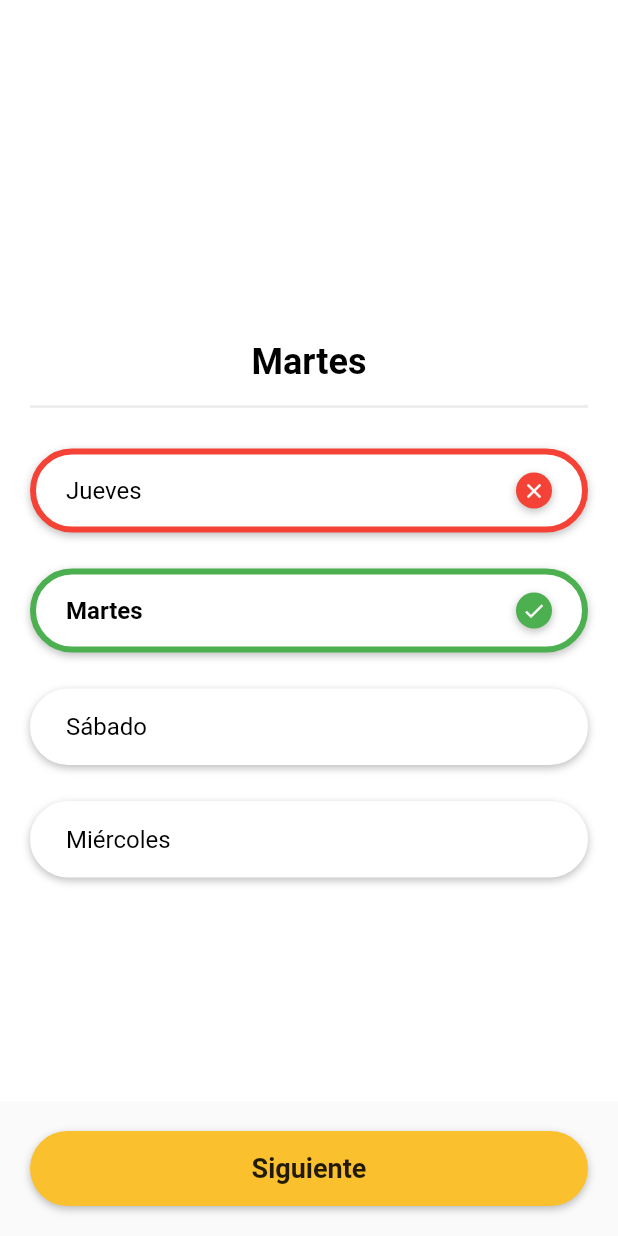
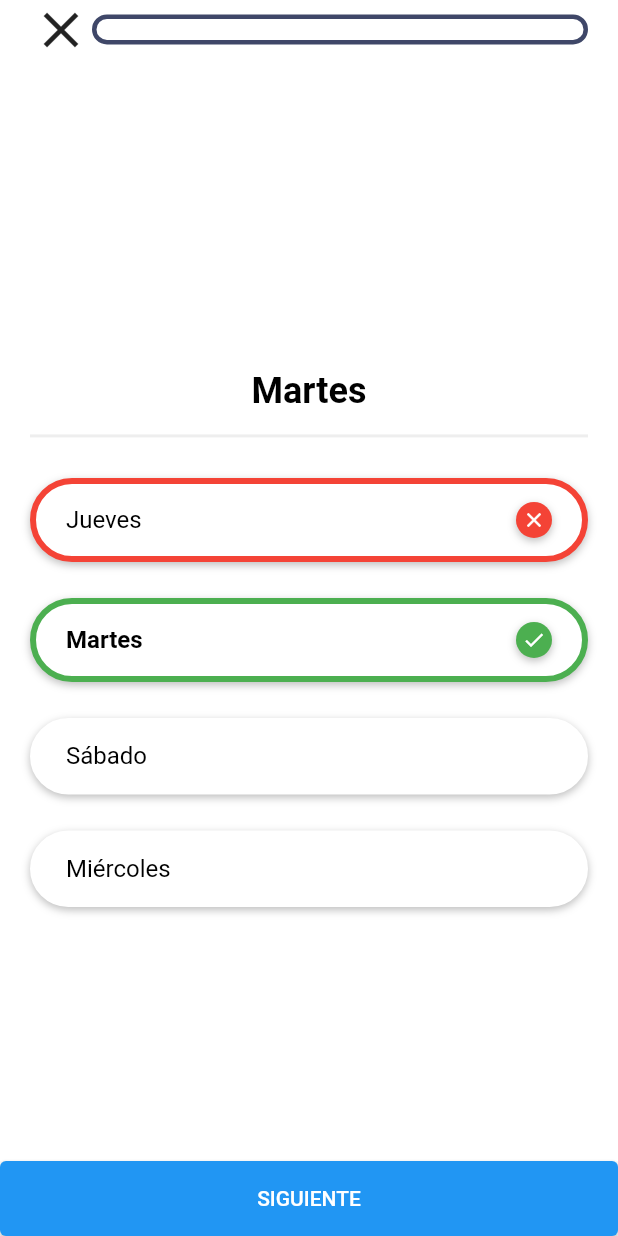
Before and after one commit to einjunge99/sign-laguage-learning, a Flutter app: the QuizPage screen opened by its route, after a tap on "Jueves", on a phone screen of 412 x 824 dp. Run offline on Flutter 3.47's test engine with Material 2 defaults, Android fonts, the phone set to English and light mode, and no system bars; our stand-ins replace cloud_firestore, dio, equatable, firebase_auth, firebase_core, flutter_hooks and 8 more; missing offline and left inert: riverpod_messages; accounts and stored records are empty; network calls fail.

Commit message:
Unify providers into question provider

```diff
--- a/lib/controllers/quiz/state.dart
+++ b/lib/controllers/quiz/state.dart
@@ -5,7 +5,10 @@ enum QuizStatus { initial, correct, incorrect, complete }
 class QuizState extends Equatable {
   final String selectedAnswer;
   final QuizStatus status;
+  final int questionCounter;
+  final int? recognitionResult;
   //TODO: Agregar historial de respuestas
+  //TODO: Agregar retroalimentación de error de API
 
   bool get answered =>
       status == QuizStatus.incorrect || status == QuizStatus.correct;
@@ -13,25 +16,33 @@ class QuizState extends Equatable {
   const QuizState({
     required this.selectedAnswer,
     required this.status,
+    required this.questionCounter,
+    required this.recognitionResult,
   });
 
   factory QuizState.initial() {
     return const QuizState(
       selectedAnswer: '',
       status: QuizStatus.initial,
+      questionCounter: 0,
+      recognitionResult: null,
     );
   }
 
   @override
-  List<Object?> get props => [selectedAnswer, status];
+  List<Object?> get props => [selectedAnswer, status, questionCounter];
 
   QuizState copyWith({
     String? selectedAnswer,
     QuizStatus? status,
+    int? questionCounter,
+    int? recognitionResult,
   }) {
     return QuizState(
       selectedAnswer: selectedAnswer ?? this.selectedAnswer,
       status: status ?? this.status,
+      questionCounter: questionCounter ?? this.questionCounter,
+      recognitionResult: recognitionResult,
     );
   }
 }
--- a/lib/helpers/dependency_injection.dart
+++ b/lib/helpers/dependency_injection.dart
@@ -10,7 +10,7 @@ abstract class DependencyInjection {
   static void initialize() {
     final GoogleSignIn googleSignIn = GoogleSignIn();
     final Dio dio = Dio(BaseOptions(
-      baseUrl: 'http://1e10-190-104-121-180.ngrok.io',
+      baseUrl: 'http://da53-190-104-121-180.ngrok.io',
     ));
     Http http = Http(dio: dio, logsEnabled: true);
 
--- a/lib/pages/quiz_page.dart
+++ b/lib/pages/quiz_page.dart
@@ -20,7 +20,8 @@ class QuizPage extends HookConsumerWidget {
   Widget build(BuildContext context, WidgetRef ref) {
     final quizQuestions = ref.watch(quizQuestionsProvider);
     final pageController = usePageController();
-    return Container(
+    return SafeArea(
+      child: Container(
         height: MediaQuery.of(context).size.height,
         width: MediaQuery.of(context).size.width,
         color: Colors.white,
@@ -38,25 +39,41 @@ class QuizPage extends HookConsumerWidget {
           bottomSheet: quizQuestions.maybeWhen(
             data: (questions) {
               final quizState = ref.watch(quizControllerProvider);
-            if (!quizState.answered) return const SizedBox.shrink();
+
+              if (!pageController.hasClients) return const SizedBox.shrink();
+
+              if ((pageController.page?.toInt() ?? 0) + 1 < questions.length) {
                 return CustomButton(
-              title: pageController.page!.toInt() + 1 < questions.length
-                  ? "Siguiente"
-                  : "Ver resultados",
-              onTap: () {
+                  title: "SIGUIENTE",
+                  onTap: !quizState.answered
+                      ? null
+                      : () {
                           ref
                               .read(quizControllerProvider.notifier)
-                    .nextQuestion(questions, pageController.page!.toInt());
-                if (pageController.page!.toInt() + 1 < questions.length) {
+                              .nextQuestion(
+                                questions,
+                                pageController.page?.toInt() ?? 0,
+                              );
                           pageController.nextPage(
                             duration: const Duration(milliseconds: 300),
                             curve: Curves.easeIn,
                           );
+                        },
+                );
               }
+
+              return CustomButton(
+                title: "Ver resultados",
+                onTap: () {
+                  ref.read(quizControllerProvider.notifier).nextQuestion(
+                        questions,
+                        pageController.page?.toInt() ?? 0,
+                      );
                 },
               );
             },
             orElse: () => const SizedBox.shrink(),
+          ),
         ),
       ),
     );
--- a/lib/widgets/common/button.dart
+++ b/lib/widgets/common/button.dart
@@ -1,38 +1,23 @@
 import 'package:flutter/material.dart';
-import 'package:sign_language_learning/ui/decoration.dart';
 
 class CustomButton extends StatelessWidget {
   final String title;
-  final VoidCallback onTap;
+  final VoidCallback? onTap;
 
   const CustomButton({
     Key? key,
     required this.title,
-    required this.onTap,
+    this.onTap,
   }) : super(key: key);
 
   @override
   Widget build(BuildContext context) {
-    return GestureDetector(
-      onTap: onTap,
-      child: Container(
-        margin: const EdgeInsets.all(20.0),
-        height: 50.0,
-        width: double.infinity,
-        decoration: BoxDecoration(
-          color: Colors.yellow[700],
-          boxShadow: boxShadow,
-          borderRadius: BorderRadius.circular(25.0),
-        ),
-        alignment: Alignment.center,
-        child: Text(
-          title,
-          style: const TextStyle(
-            fontSize: 18.0,
-            fontWeight: FontWeight.w600,
-          ),
-        ),
+    return ElevatedButton(
+      style: ElevatedButton.styleFrom(
+        minimumSize: const Size(double.infinity, 50),
       ),
+      onPressed: onTap,
+      child: Text(title),
     );
   }
 }
--- a/lib/widgets/progress_bar.dart
+++ b/lib/widgets/progress_bar.dart
@@ -1,6 +1,6 @@
 import 'package:flutter/material.dart';
 import 'package:flutter_riverpod/flutter_riverpod.dart';
-import 'package:sign_language_learning/providers.dart';
+import 'package:sign_language_learning/controllers/quiz/index.dart';
 
 const kDefaultPadding = 20.0;
 const kPrimaryGradient = LinearGradient(
@@ -21,23 +21,19 @@ class ProgressBar extends ConsumerWidget {
 
   @override
   Widget build(BuildContext context, WidgetRef ref) {
-    final counter = ref.watch(newPageProvider);
+    final state = ref.watch(quizControllerProvider);
     return Container(
       width: double.infinity,
-      height: 35,
+      height: 20,
       decoration: BoxDecoration(
-        border: Border.all(color: Color(0xFF3F4768), width: 3),
+        border: Border.all(color: const Color(0xFF3F4768), width: 3),
         borderRadius: BorderRadius.circular(50),
       ),
       child: Stack(
         children: [
-          // LayoutBuilder provide us the available space for the conatiner
-          // constraints.maxWidth needed for our animation
           LayoutBuilder(
             builder: (context, constraints) => Container(
-              // from 0 to 1 it takes 60s
-              // width: constraints.maxWidth * controller.animation.value,
-              width: constraints.maxWidth * counter / totalPages,
+              width: constraints.maxWidth * state.questionCounter / totalPages,
               decoration: BoxDecoration(
                 gradient: kPrimaryGradient,
                 borderRadius: BorderRadius.circular(50),
--- a/lib/widgets/quiz_questions.dart
+++ b/lib/widgets/quiz_questions.dart
@@ -5,6 +5,8 @@ import 'package:sign_language_learning/controllers/quiz/index.dart';
 import 'package:sign_language_learning/controllers/quiz/state.dart';
 import 'package:sign_language_learning/models/question.dart';
 import 'package:sign_language_learning/widgets/answer_card.dart';
+import 'package:sign_language_learning/widgets/exercise_card.dart';
+import 'package:sign_language_learning/widgets/progress_bar.dart';
 
 class QuizQuestions extends HookConsumerWidget {
   final PageController pageController;
@@ -20,7 +22,37 @@ class QuizQuestions extends HookConsumerWidget {
 
   @override
   Widget build(BuildContext context, WidgetRef ref) {
-    return PageView.builder(
+    return Column(
+      children: [
+        Expanded(
+          child: Container(
+            padding: const EdgeInsets.symmetric(horizontal: 20),
+            child: Row(
+              crossAxisAlignment: CrossAxisAlignment.center,
+              children: [
+                Expanded(
+                  child: IconButton(
+                    padding: const EdgeInsets.all(0.0),
+                    onPressed: () {},
+                    icon: const Icon(
+                      Icons.close,
+                      size: 40,
+                    ),
+                  ),
+                ),
+                Expanded(
+                  flex: 8,
+                  child: ProgressBar(
+                    totalPages: questions.length,
+                  ),
+                ),
+              ],
+            ),
+          ),
+        ),
+        Expanded(
+          flex: 20,
+          child: PageView.builder(
             controller: pageController,
             physics: const NeverScrollableScrollPhysics(),
             itemCount: questions.length,
@@ -41,17 +73,6 @@ class QuizQuestions extends HookConsumerWidget {
                         fontWeight: FontWeight.bold,
                       ),
                     ),
-              // Padding(
-              //   padding: const EdgeInsets.fromLTRB(20.0, 16.0, 20.0, 12.0),
-              //   child: Text(
-              //     question.question,
-              //     style: const TextStyle(
-              //       color: Colors.black,
-              //       fontSize: 28.0,
-              //       fontWeight: FontWeight.w500,
-              //     ),
-              //   ),
-              // ),
                     Divider(
                       color: Colors.grey[200],
                       height: 32.0,
@@ -78,6 +99,12 @@ class QuizQuestions extends HookConsumerWidget {
                 );
               }
 
+              return ExerciseCard(
+                  title: question.question,
+                  videoID: question.key,
+                  pageController: pageController,
+                  questions: questions);
+
               return Center(
                 child: Text(
                   'Question: ${question.question}',
@@ -89,6 +116,9 @@ class QuizQuestions extends HookConsumerWidget {
                 ),
               );
             },
+          ),
+        ),
+      ],
     );
   }
 }
```
Also changed, not shown: lib/controllers/quiz/index.dart (+17 -4 lines), lib/pages/level_page.dart (+12 -12 lines), lib/providers.dart (+0 -8 lines), lib/widgets/exercise_card.dart (+44 -39 lines). Lines whose indentation alone changed are shown as unchanged.
